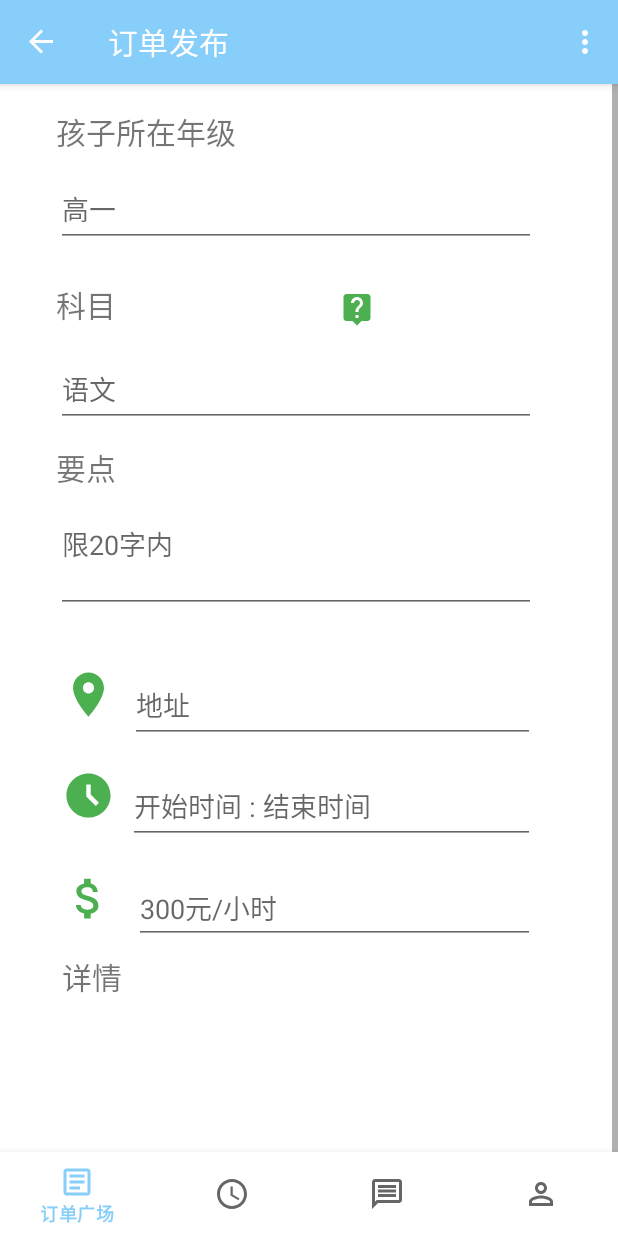
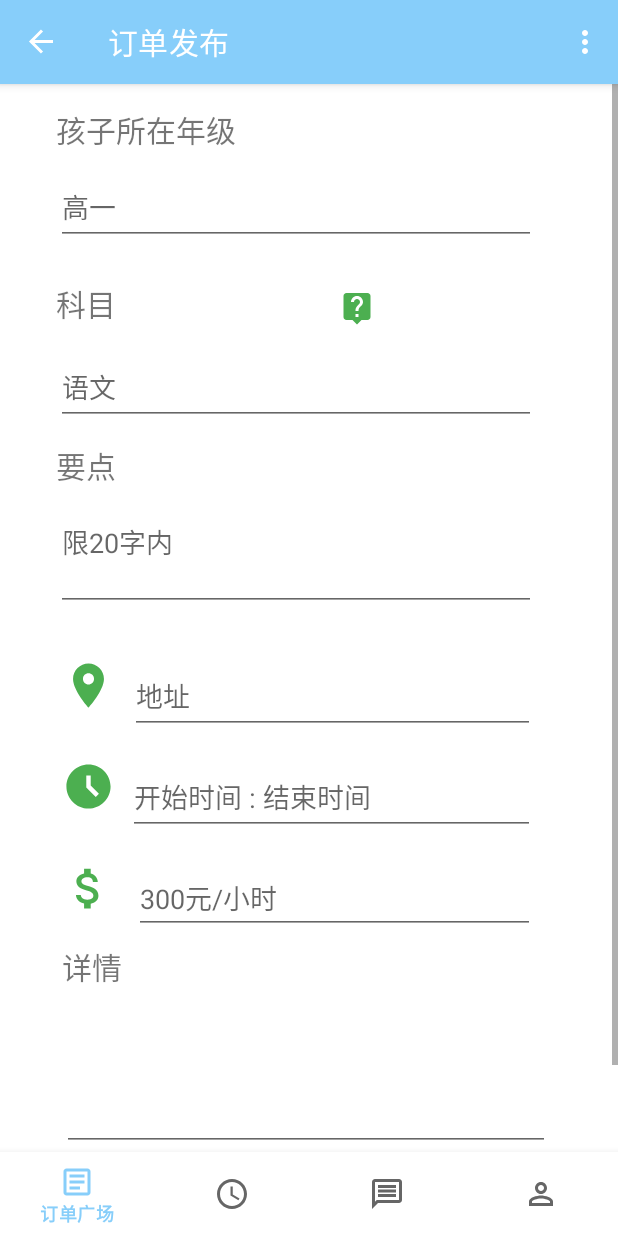
Before and after one commit to android-app-development-course/2021autumn-A8-TutorGather, an Android app: the PublishFragment screen opened through its navigation route, on a phone screen of 412 x 824 dp. Run offline under Robolectric (Android 15) with nearby library versions, the phone set to English and light mode, and no system bars; our stand-ins replace navigation-ui; libraries missing offline, so code that uses them is left out: com.to.aboomy; network calls fail; 2 statements that could not run were skipped.

Commit message:
fix the push error

```diff
--- a/TutorGather/app/src/main/java/com/example/mobile_phone/MainActivity.kt
+++ b/TutorGather/app/src/main/java/com/example/mobile_phone/MainActivity.kt
@@ -37,6 +37,9 @@ class MainActivity : AppCompatActivity() {
         bottomNavigation.setOnItemSelectedListener{
             menuitem ->
             when(menuitem.itemId) {
+                R.id.page_header -> {
+                    navController.navigate(R.id.action_global_to_orderHeader)
+                }
                 R.id.page_manger -> {
                     navController.navigate(R.id.action_global_to_orderFragment)
                 }
--- a/TutorGather/app/src/main/java/com/example/mobile_phone/fragment/OrderManagerFragment.kt
+++ b/TutorGather/app/src/main/java/com/example/mobile_phone/fragment/OrderManagerFragment.kt
@@ -22,9 +22,6 @@ class OrderManagerFragment:Fragment() {
 
     override fun onViewCreated(view: View, savedInstanceState: Bundle?) {
         super.onViewCreated(view, savedInstanceState)
-//        val sentButton: Button = this.findViewById(R.id.Sentbutton)
-//        val acceptButton: Button = this.findViewById(R.id.Acceptbutton)
-//        val completedButton : Button = this.findViewById(R.id.Completedbutton)
         Sentbutton.setOnClickListener{
             replaceFragment(OrderDisplayFragment(1))
         }
--- a/TutorGather/app/src/main/res/layout/activity_main.xml
+++ b/TutorGather/app/src/main/res/layout/activity_main.xml
@@ -1,14 +1,16 @@
 <?xml version="1.0" encoding="utf-8"?>
 <RelativeLayout xmlns:android="http://schemas.android.com/apk/res/android"
         xmlns:app="http://schemas.android.com/apk/res-auto"
+        xmlns:tools="http://schemas.android.com/tools"
         android:layout_width="match_parent"
         android:layout_height="match_parent">
 
-    <LinearLayout xmlns:tools="http://schemas.android.com/tools"
+    <LinearLayout
             android:layout_width="match_parent"
             android:layout_height="match_parent"
             android:orientation="vertical"
-            tools:context=".MainActivity">
+            tools:context=".MainActivity"
+            android:layout_above="@id/bottom_navigation">
 
         <com.google.android.material.appbar.AppBarLayout
                 android:layout_width="match_parent"
@@ -24,8 +26,12 @@
 
         </com.google.android.material.appbar.AppBarLayout>
 
-        <include layout="@layout/content_main" />
+        <include
+                layout="@layout/content_main"
+                android:layout_width="match_parent"
+                android:layout_height="match_parent" />
     </LinearLayout>
+
     <com.google.android.material.bottomnavigation.BottomNavigationView
             android:id="@+id/bottom_navigation"
             android:layout_width="match_parent"
--- a/TutorGather/app/src/main/res/layout/fragment_publish.xml
+++ b/TutorGather/app/src/main/res/layout/fragment_publish.xml
@@ -4,7 +4,7 @@
         xmlns:tools="http://schemas.android.com/tools"
         android:layout_width="match_parent"
         android:layout_height="match_parent"
-        android:fillViewport="true">
+      >
 
     <androidx.constraintlayout.widget.ConstraintLayout
             android:id="@+id/fragment_publish"
@@ -22,7 +22,7 @@
                 app:layout_constraintHorizontal_bias="0.127"
                 app:layout_constraintStart_toStartOf="parent"
                 app:layout_constraintTop_toTopOf="parent"
-                app:layout_constraintVertical_bias="0.022"
+                app:layout_constraintVertical_bias="0.021"
                 tools:ignore="SpUsage" />
 
         <MultiAutoCompleteTextView
@@ -84,9 +84,9 @@
                 android:layout_width="@dimen/order_inputWidth"
                 android:layout_height="70dp"
                 android:layout_marginTop="12dp"
-                android:hint="限20字内"
                 android:ems="10"
                 android:gravity="start|top"
+                android:hint="限20字内"
                 android:inputType="textMultiLine"
                 app:layout_constraintBottom_toBottomOf="parent"
                 app:layout_constraintEnd_toEndOf="@+id/multiAutoCompleteTextViewSubject"
@@ -122,7 +122,7 @@
                 app:layout_constraintHorizontal_bias="0.0"
                 app:layout_constraintStart_toStartOf="@+id/editTextTextMultiLineAbstract"
                 app:layout_constraintTop_toBottomOf="@+id/editTextTextMultiLineAbstract"
-                app:layout_constraintVertical_bias="0.012"
+                app:layout_constraintVertical_bias="0.0"
                 app:srcCompat="@drawable/baseline_location_on_green_500_24dp" />
 
         <EditText
@@ -191,10 +191,10 @@
                 android:inputType="textMultiLine"
                 app:layout_constraintBottom_toBottomOf="parent"
                 app:layout_constraintEnd_toEndOf="@+id/editTextTime"
-                app:layout_constraintHorizontal_bias="0.4"
+                app:layout_constraintHorizontal_bias="0.0"
                 app:layout_constraintStart_toStartOf="@+id/textViewLabelDetail"
                 app:layout_constraintTop_toBottomOf="@+id/textViewLabelDetail"
-                app:layout_constraintVertical_bias="0.072" />
+                app:layout_constraintVertical_bias="0.0" />
 
         <Button
                 android:id="@+id/buttonPublishConfirm"
@@ -204,10 +204,10 @@
                 android:text="发布"
                 app:layout_constraintBottom_toBottomOf="parent"
                 app:layout_constraintEnd_toEndOf="@+id/editTextTextMultiLineDetail"
-                app:layout_constraintHorizontal_bias="1.0"
+                app:layout_constraintHorizontal_bias="0.978"
                 app:layout_constraintStart_toStartOf="@+id/editTextTextMultiLineDetail"
                 app:layout_constraintTop_toBottomOf="@+id/editTextTextMultiLineDetail"
-                app:layout_constraintVertical_bias="1.0" />
+                app:layout_constraintVertical_bias="0.0" />
 
         <ImageView
                 android:id="@+id/imageView"
--- a/TutorGather/app/src/main/res/navigation/nav_graph.xml
+++ b/TutorGather/app/src/main/res/navigation/nav_graph.xml
@@ -24,11 +24,15 @@
         <action android:id="@+id/action_fragment_publish_to_fragment_header" app:destination="@id/fragment_header" />
     </fragment>
 
-    <activity
-            android:id="@+id/orderFragment"
-            android:name="com.example.mobile_phone.fragment.OrderMangerActivity"
-            android:label="OrderFragment" />
+    <fragment
+            android:id="@+id/orderManagerFragment"
+            android:name="com.example.mobile_phone.fragment.OrderManagerFragment"
+            android:label="OrderManagerFragment" />
 
     <action android:id="@+id/action_global_to_orderFragment"
-            app:destination="@id/orderFragment"/>
+            app:destination="@id/orderManagerFragment"/>
+
+    <action android:id="@+id/action_global_to_orderHeader"
+            app:destination="@id/fragment_header"/>
+
 </navigation>
```
